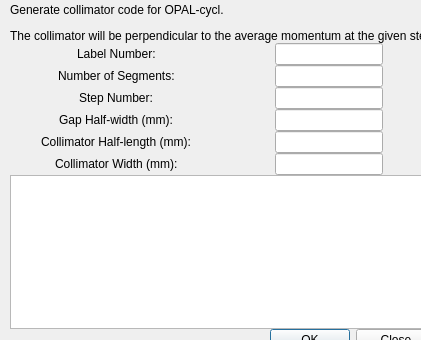
Old version of the form py_particle_processor_qt/tools/CollimOPAL/collimOPALgui.ui in the repository DanielWinklehner/py_particle_processor.
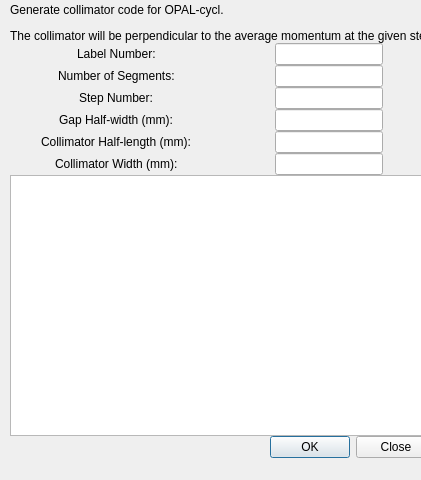
New version of the form.

Diff of the .ui file:
```diff
--- a/py_particle_processor_qt/tools/CollimOPAL/collimOPALgui.ui
+++ b/py_particle_processor_qt/tools/CollimOPAL/collimOPALgui.ui
@@ -7,7 +7,7 @@
     <x>0</x>
     <y>0</y>
     <width>421</width>
-    <height>340</height>
+    <height>480</height>
    </rect>
   </property>
   <property name="sizePolicy">
@@ -35,7 +35,7 @@
       <x>10</x>
       <y>3</y>
       <width>401</width>
-      <height>358</height>
+      <height>465</height>
      </rect>
     </property>
     <layout class="QVBoxLayout" name="verticalLayout_3">
```
